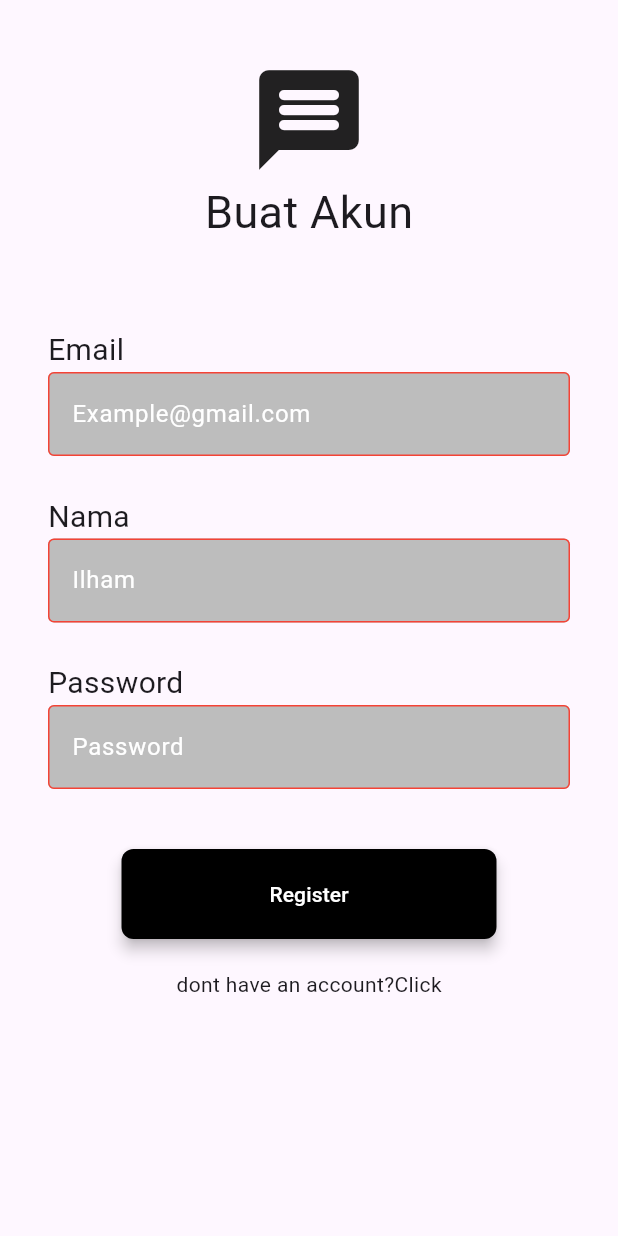
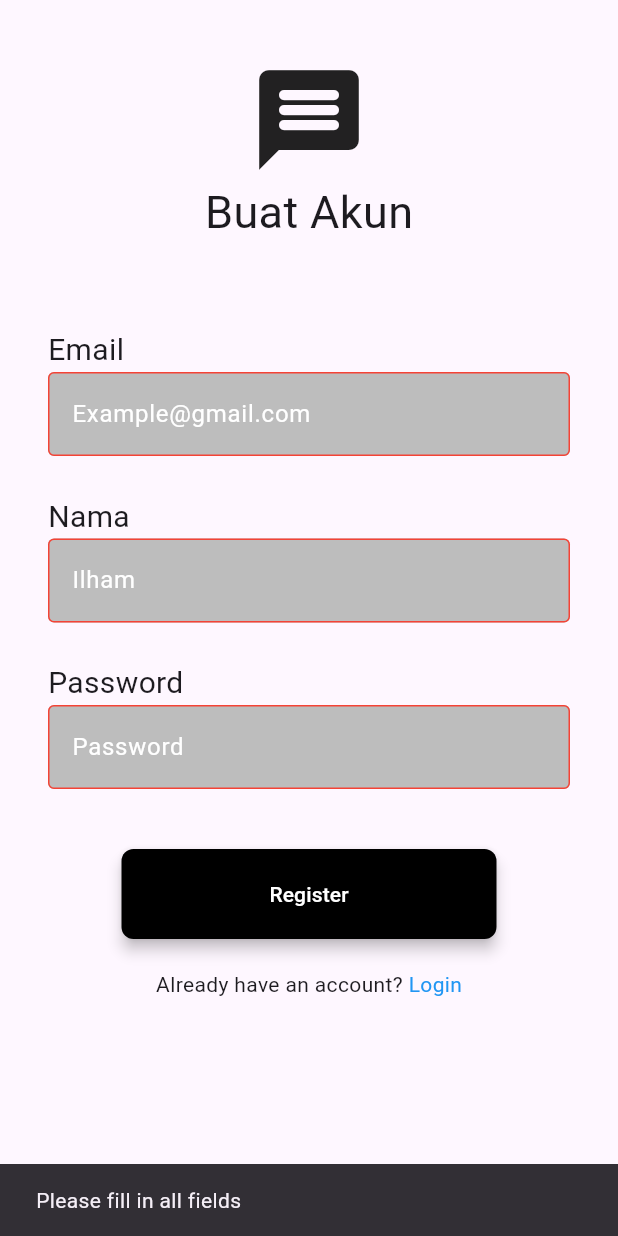
Before and after one commit to aryarobyy/flutter-chatapp, a Flutter app: the Settings screen opened directly, after a tap on "Log Out", after a tap on "Click", after a tap on "Register", on a phone screen of 412 x 824 dp. Run offline on Flutter 3.47's test engine with Material 3 defaults, Android fonts, the phone set to English and light mode, and no system bars; our stand-ins replace chat_bubbles, cloud_firestore, firebase_auth, firebase_core, google_sign_in, logger; accounts and stored records are empty; network calls fail.

Commit message:
Login and register

```diff
--- a/lib/auth/login.dart
+++ b/lib/auth/login.dart
@@ -34,23 +34,27 @@ class _LoginState extends State<Login> {
     });
 
     String res = await AuthMethod().loginUser(
-        email: emailController.text, password: passwordController.text);
-    if (res == "success") {
+      email: emailController.text,
+      password: passwordController.text,
+    );
+
     setState(() {
       isLoading = false;
     });
+
+    if (res.toLowerCase() == "success") {
+      showSnackBar(context, "Login berhasil!");
       Navigator.of(context).pushReplacement(
         MaterialPageRoute(
           builder: (context) => const Home(),
         ),
       );
     } else {
-      setState(() {
-        isLoading = false;
-      });
-    }
       showSnackBar(context, res);
     }
+  }
+
+
 
   @override
   Widget build(BuildContext context) {
@@ -110,7 +114,8 @@ class _LoginState extends State<Login> {
                         child: MyTextField(
                             controller: passwordController,
                             hintText: "Password",
-                            obscureText: true),
+                            obscureText: true
+                        ),
                       ),
                     ],
                   ),
@@ -129,38 +134,41 @@ class _LoginState extends State<Login> {
                     ],
                   ),
                   Padding(
-                    padding: const EdgeInsets.symmetric(
-                        horizontal: 25, vertical: 10),
+                    padding: const EdgeInsets.symmetric(horizontal: 25, vertical: 10),
                     child: ElevatedButton(
                       style:
-                        ElevatedButton.styleFrom(
-                            backgroundColor: Colors.blueGrey),
+                      ElevatedButton.styleFrom(backgroundColor: Colors.blueGrey),
                       onPressed: () async {
-                          await FireBaseServices().signInwithGoogle();
+                        await FirebaseServices().signInWithGoogle();
                         Navigator.pushReplacement(
-                              context, MaterialPageRoute(
+                          context,
+                          MaterialPageRoute(
                             builder: (context) => const Home(),
-                            )
+                          ),
                         );
                       },
                       child: Row(
                         children: [
                           Padding(
                             padding: const EdgeInsets.symmetric(vertical: 8),
-                              child: Image.network("https://ouch-cdn2.icons8.com/VGHyfDgzIiyEwg3RIll1nYupfj653vnEPRLr0AeoJ8g/rs:fit:456:456/czM6Ly9pY29uczgu/b3VjaC1wcm9kLmFz/c2V0cy9wbmcvODg2/LzRjNzU2YThjLTQx/MjgtNGZlZS04MDNl/LTAwMTM0YzEwOTMy/Ny5wbmc.png",
+                            child: Image.network(
+                              "https://ouch-cdn2.icons8.com/VGHyfDgzIiyEwg3RIll1nYupfj653vnEPRLr0AeoJ8g/rs:fit:456:456/czM6Ly9pY29uczgu/b3VjaC1wcm9kLmFz/c2V0cy9wbmcvODg2/LzRjNzU2YThjLTQx/MjgtNGZlZS04MDNl/LTAwMTM0YzEwOTMy/Ny5wbmc.png",
                               height: 35,
                             ),
                           ),
-                            const SizedBox(width: 10,),
+                          const SizedBox(width: 10),
                           const Text(
-                              "Continue with google",
+                            "Continue with Google",
                             style: TextStyle(
                               fontWeight: FontWeight.bold,
+                              fontSize: 20,
+                              color: Colors.white,
                             ),
                           )
                         ],
-                        )),
-                  )
+                      ),
+                    ),
+                  ),
                 ],
               ),
             ],
--- a/lib/auth/register.dart
+++ b/lib/auth/register.dart
@@ -1,6 +1,14 @@
+import 'dart:developer';
+
 import 'package:chat_app/component/button.dart';
+import 'package:chat_app/component/snackbar.dart';
 import 'package:chat_app/component/text_field.dart';
+import 'package:chat_app/pages/home.dart';
+import 'package:chat_app/service/auth/authentication.dart';
 import 'package:flutter/material.dart';
+import 'package:logger/logger.dart';
+
+final logger = Logger();
 
 class Register extends StatefulWidget {
   final void Function()? onTap;
@@ -14,6 +22,57 @@ class _RegisterState extends State<Register> {
   final emailController = TextEditingController();
   final passwordController = TextEditingController();
   final nameController = TextEditingController();
+  bool isLoading = false;
+
+  @override
+  void dispose() {
+    emailController.dispose();
+    passwordController.dispose();
+    nameController.dispose();
+    super.dispose();
+  }
+
+  void register() async {
+    if (emailController.text.isEmpty ||
+        nameController.text.isEmpty ||
+        passwordController.text.isEmpty) {
+      showSnackBar(context, "Please fill in all fields");
+      return;
+    }
+
+    setState(() {
+      isLoading = true;
+    });
+
+    try {
+      String res = await AuthMethod().registerUser(
+        email: emailController.text,
+        name: nameController.text,
+        password: passwordController.text,
+      );
+
+      if (res == "success") {
+          Navigator.of(context).pushReplacement(
+            MaterialPageRoute(
+              builder: (context) => const Home(),
+            ),
+          );
+
+        showSnackBar(context, "Account created successfully");
+      } else {
+        logger.d("Registration failed: $res");
+        showSnackBar(context, res);
+      }
+    } catch (e) {
+      logger.e("Unexpected error during registration: $e");
+      showSnackBar(context, "An unexpected error occurred: $e");
+    } finally {
+        setState(() {
+          isLoading = false;
+        });
+    }
+  }
+
 
   @override
   Widget build(BuildContext context) {
@@ -21,12 +80,12 @@ class _RegisterState extends State<Register> {
       body: SafeArea(
         child: Padding(
           padding: const EdgeInsets.symmetric(horizontal: 32.0),
+          child: SingleChildScrollView(
             child: Column(
               children: [
                 Column(
                   mainAxisSize: MainAxisSize.min,
                   crossAxisAlignment: CrossAxisAlignment.center,
-                //logo
                   children: [
                     SizedBox(height: 40,),
                     const Icon(
@@ -88,18 +147,20 @@ class _RegisterState extends State<Register> {
                       ],
                     ),
                     SizedBox(height: 40,),
-                  MyButton(
-                    onPressed: () {},
+                    isLoading
+                        ? CircularProgressIndicator()
+                        : MyButton(
+                      onPressed: register,
                       text: "Register",
                     ),
                     SizedBox(height: 20,),
                     Row(
                       mainAxisSize: MainAxisSize.min,
                       children: [
-                      const Text("dont have an account?"),
+                        const Text("Already have an account? "),
                         InkWell(
                             onTap: widget.onTap,
-                          child: const Text("Click")
+                            child: const Text("Login", style: TextStyle(color: Colors.blue))
                         )
                       ],
                     )
@@ -109,6 +170,7 @@ class _RegisterState extends State<Register> {
             ),
           ),
         ),
+      ),
     );
   }
 }
--- a/lib/pages/dashboard.dart
+++ b/lib/pages/dashboard.dart
@@ -1,5 +1,4 @@
-import 'package:chat_app/component/bubble_chat.dart';
-import 'package:chat_app/component/person.dart';
+import 'package:chat_app/pages/chat.dart';
 import 'package:flutter/material.dart';
 
 class Dashboard extends StatelessWidget {
@@ -9,7 +8,7 @@ class Dashboard extends StatelessWidget {
   Widget build(BuildContext context) {
     return Scaffold(
       appBar: AppBar(title: Text("ChatApp"),),
-      body: BubbleChat(),
+      body: Chat(),
     );
   }
 }
--- a/lib/pages/home.dart
+++ b/lib/pages/home.dart
@@ -1,8 +1,6 @@
 import 'package:chat_app/pages/contact.dart';
 import 'package:chat_app/pages/dashboard.dart';
 import 'package:chat_app/pages/settings.dart';
-import 'package:chat_app/service/auth/login_or_register.dart';
-import 'package:chat_app/service/google_auth/google_auth.dart';
 import 'package:flutter/material.dart';
 
 class Home extends StatefulWidget {
--- a/lib/pages/settings.dart
+++ b/lib/pages/settings.dart
@@ -15,7 +15,7 @@ class Settings extends StatelessWidget {
         child: Center(
           child:  ElevatedButton(
               onPressed: () async {
-                await FireBaseServices().googleSignOut();
+                await FirebaseServices().googleSignOut();
                 Navigator.of(context).pushReplacement(
                   MaterialPageRoute(
                     builder: (context) => const LoginOrRegister(),
--- a/lib/service/google_auth/google_auth.dart
+++ b/lib/service/google_auth/google_auth.dart
@@ -1,11 +1,11 @@
 import 'package:firebase_auth/firebase_auth.dart';
 import 'package:google_sign_in/google_sign_in.dart';
 
-class FireBaseServices {
+class FirebaseServices {
   final auth = FirebaseAuth.instance;
   final googleSignIn = GoogleSignIn();
 
-  signInwithGoogle() async {
+  signInWithGoogle() async {
     try {
       final GoogleSignInAccount? googleSignInAccount =
           await googleSignIn.signIn();
--- a/pubspec.yaml
+++ b/pubspec.yaml
@@ -41,6 +41,7 @@ dependencies:
   provider: ^6.0.5
   cloud_firestore: ^5.5.1
   chat_bubbles: ^1.6.0
+  logger: ^1.4.0
 
 dev_dependencies:
   flutter_test:
```
Also changed, not shown: lib/main.dart (+6 -2 lines), lib/pages/chat.dart (added, +27 -0 lines), lib/service/auth/authentication.dart (+83 -6 lines), pubspec.lock. Lines whose indentation alone changed are shown as unchanged.
